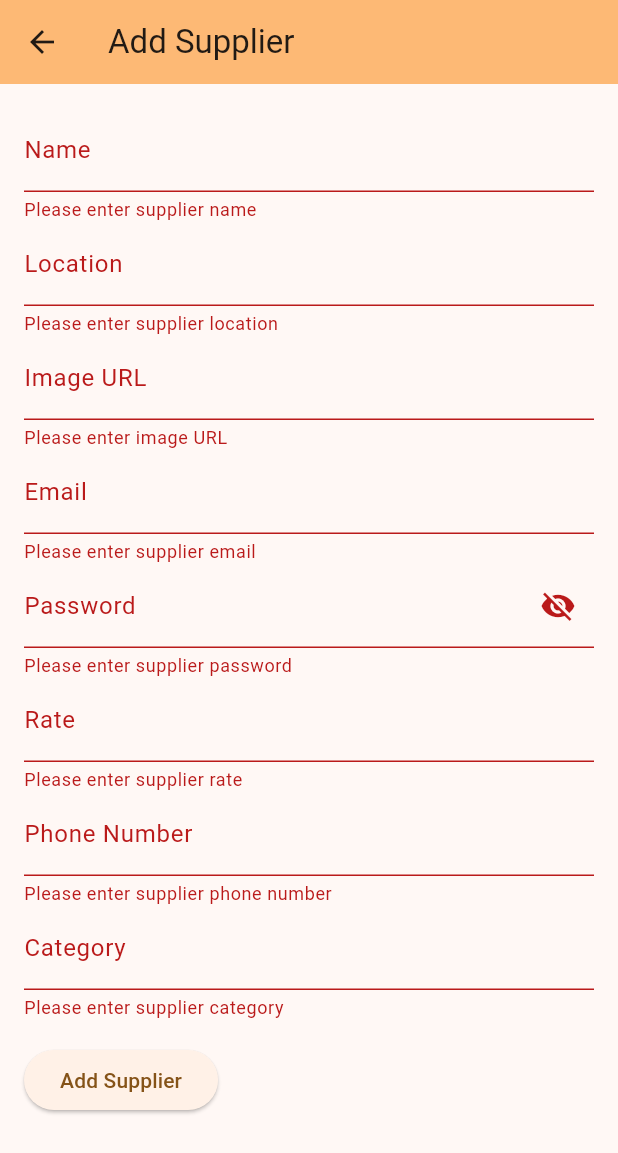
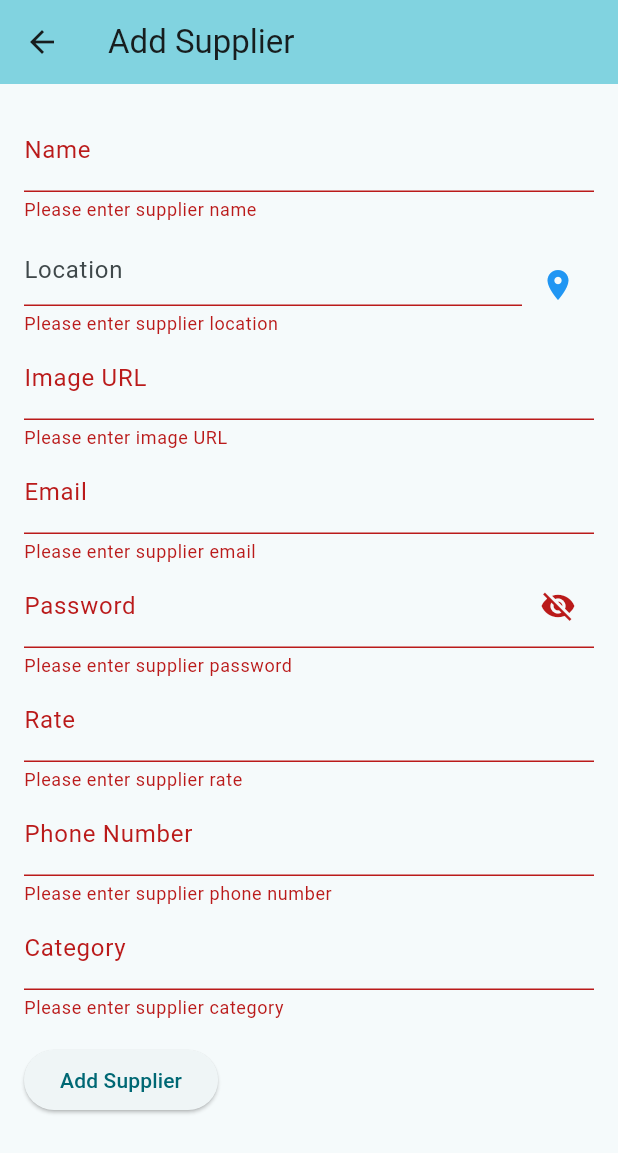
Before and after one commit to fatGubari/order_up_admin, a Flutter app: the AddSupplier screen opened directly, after a tap on "Add Supplier", on a phone screen of 412 x 824 dp. Shown: the top 1153 px of the screen. Run offline on Flutter 3.47's test engine with Material 3 defaults, Android fonts, the phone set to English and light mode, and no system bars; our stand-ins replace geolocator, go_router, shared_preferences; accounts and stored records are empty.

Commit message:
add location for the supplier

```diff
--- a/lib/main.dart
+++ b/lib/main.dart
@@ -60,7 +60,10 @@ class MyApp extends StatelessWidget {
       routeInformationParser: router.routeInformationParser,
       routeInformationProvider: router.routeInformationProvider,
       theme: ThemeData(
-        colorScheme: ColorScheme.fromSeed(seedColor: Colors.orange),
+        colorScheme:
+            ColorScheme.fromSeed(seedColor: Color.fromARGB(0, 17, 161, 177)),
+        iconTheme:
+            IconThemeData(color: const Color.fromARGB(255, 236, 198, 73)),
       ),
     );
   }
--- /dev/null
+++ b/lib/models/location.dart
@@ -0,0 +1,21 @@
+class Location {
+  double latitude;
+  double longitude;
+
+  Location({
+    required this.latitude,
+    required this.longitude,
+  });
+
+  factory Location.fromMap(Map<String, dynamic> map) {
+    return Location(
+        latitude: map["latitude"], longitude: map["longitude"]);
+  }
+
+  @override
+  String toString() {
+    return '$latitude, $longitude';
+  }
+
+  toLowerCase() {}
+}
--- a/lib/pages/dashboard_component/dashboard_card.dart
+++ b/lib/pages/dashboard_component/dashboard_card.dart
@@ -23,8 +23,8 @@ class DashboardCard extends StatelessWidget {
         padding: const EdgeInsets.all(16.0),
         child: Column(
           mainAxisAlignment: MainAxisAlignment.center,
-          children: <Widget>[
-            Icon(icon, size: 48, color: Theme.of(context).colorScheme.inversePrimary,),
+          children: [
+            Icon(icon, size: 48, color: Theme.of(context).iconTheme.color,),
             SizedBox(height: 16),
             Text(
               title,
--- a/lib/pages/supplier_component/add_supplier.dart
+++ b/lib/pages/supplier_component/add_supplier.dart
@@ -1,5 +1,7 @@
 import 'package:flutter/material.dart';
+import 'package:order_up/models/location.dart';
 import 'package:order_up/pages/supplier_component/dialogs_and_validate.dart';
+import 'package:order_up/pages/supplier_component/location_picker.dart';
 import 'package:order_up/provider/auth.dart';
 import 'package:order_up/provider/supplier.dart';
 import 'package:provider/provider.dart';
@@ -22,6 +24,7 @@ class _AddSupplierState extends State<AddSupplier> {
   late TextEditingController _rateController;
   late TextEditingController _phoneController;
   late TextEditingController _categoryController;
+  Location? selectedLocation;
 
   bool _isPasswordVisible = false;
   bool _isLoading = false;
@@ -30,8 +33,7 @@ class _AddSupplierState extends State<AddSupplier> {
   void initState() {
     super.initState();
     _nameController = TextEditingController(text: widget.supplier?.name ?? '');
-    _locationController =
-        TextEditingController(text: widget.supplier?.location ?? '');
+    selectedLocation = widget.supplier?.location;
     _imageController =
         TextEditingController(text: widget.supplier?.image ?? '');
     _emailController =
@@ -78,7 +80,7 @@ class _AddSupplierState extends State<AddSupplier> {
         supplierData = Supplier(
             id: '',
             name: _nameController.text,
-            location: _locationController.text,
+            location: selectedLocation,
             image: _imageController.text,
             email: _emailController.text,
             password: _passwordController.text,
@@ -91,7 +93,7 @@ class _AddSupplierState extends State<AddSupplier> {
         supplierData = Supplier(
             id: widget.supplier!.id,
             name: _nameController.text,
-            location: _locationController.text,
+            location: selectedLocation,
             image: _imageController.text,
             email: _emailController.text,
             password: _passwordController.text,
@@ -152,16 +154,9 @@ class _AddSupplierState extends State<AddSupplier> {
                   return null;
                 },
               ),
-              TextFormField(
-                controller: _locationController,
-                decoration: InputDecoration(labelText: 'Location'),
-                validator: (value) {
-                  if (value == null || value.isEmpty) {
-                    return 'Please enter supplier location';
-                  }
-                  return null;
-                },
-              ),
+              LocationPicker(
+                  setLocation: _setLocation,
+                  selectedLocationMap: selectedLocation),
               TextFormField(
                 controller: _imageController,
                 decoration: InputDecoration(labelText: 'Image URL'),
@@ -264,4 +259,10 @@ class _AddSupplierState extends State<AddSupplier> {
       ),
     );
   }
+
+  void _setLocation(double latitude, double longitude) {
+    setState(() {
+      selectedLocation = Location(latitude: latitude, longitude: longitude);
+    });
+  }
 }
--- /dev/null
+++ b/lib/pages/supplier_component/location_picker.dart
@@ -0,0 +1,98 @@
+import 'package:flutter/material.dart';
+import 'package:geolocator/geolocator.dart';
+import 'package:order_up/models/location.dart';
+
+class LocationPicker extends StatefulWidget {
+  final Location? selectedLocationMap;
+  final void Function(double, double) setLocation;
+  const LocationPicker(
+      {super.key, this.selectedLocationMap, required this.setLocation});
+
+  @override
+  State<LocationPicker> createState() => _LocationPickerState();
+}
+
+class _LocationPickerState extends State<LocationPicker> {
+  Location? _currentLocation;
+  @override
+  Widget build(BuildContext context) {
+    return Column(
+      crossAxisAlignment: CrossAxisAlignment.start,
+      children: [
+        const SizedBox(height: 8),
+        Row(
+          children: [
+            Expanded(
+              child: TextFormField(
+                onTap: _pickLocation,
+                decoration: InputDecoration(
+                  hintText: _currentLocation?.toString() ?? 'Location',
+                ),
+                validator: (value) {
+                  if (value == null || value.isEmpty) {
+                    return 'Please enter supplier location';
+                  }
+                  return null;
+                },
+              ),
+            ),
+            IconButton(
+              onPressed: _pickLocation,
+              icon: const Icon(Icons.location_on),
+              color: Colors.blue,
+            ),
+          ],
+        ),
+      ],
+    );
+  }
+
+  void _pickLocation() async {
+    bool serviceEnabled;
+    LocationPermission permission;
+
+    // Check if location services are enabled
+    serviceEnabled = await Geolocator.isLocationServiceEnabled();
+    if (!serviceEnabled) {
+      _showSnackBar('Location services are disabled.');
+      return;
+    }
+
+    // Check for location permissions
+    permission = await Geolocator.checkPermission();
+    if (permission == LocationPermission.denied) {
+      permission = await Geolocator.requestPermission();
+      if (permission == LocationPermission.denied) {
+        _showSnackBar('Location permissions are denied');
+        return;
+      }
+    }
+
+    if (permission == LocationPermission.deniedForever) {
+      _showSnackBar(
+          'Location permissions are permanently denied, we cannot request permissions.');
+      return;
+    }
+
+    // Fetch the current location
+    Position position = await Geolocator.getCurrentPosition(
+      desiredAccuracy: LocationAccuracy.high,
+    );
+    setState(() {
+      _currentLocation =
+          Location(latitude: position.latitude, longitude: position.longitude);
+    });
+
+    // Here you can save the location to Firebase Realtime Database
+    widget.setLocation(position.latitude, position.longitude);
+  }
+
+  void _showSnackBar(String message) {
+    ScaffoldMessenger.of(context).showSnackBar(
+      SnackBar(
+        content: Text(message),
+        duration: const Duration(seconds: 2),
+      ),
+    );
+  }
+}
--- a/lib/pages/supplier_component/supplier_table.dart
+++ b/lib/pages/supplier_component/supplier_table.dart
@@ -14,7 +14,7 @@ class SupplierTable extends StatelessWidget {
 
     final filteredSuppliers = suppliers.where((supplier) {
       final name = supplier.name.toLowerCase();
-      final location = supplier.location.toLowerCase();
+      final location = supplier.location.toString().toLowerCase();
       final email = supplier.email.toLowerCase();
       final category = supplier.category.toLowerCase();
       return name.contains(searchText.toLowerCase()) ||
@@ -78,7 +78,7 @@ class SupplierTable extends StatelessWidget {
                   cells: [
                     DataCell(Text(filteredSuppliers[index].id.toString())),
                     DataCell(Text(filteredSuppliers[index].name)),
-                    DataCell(Text(filteredSuppliers[index].location)),
+                    DataCell(Text(filteredSuppliers[index].location as String)),
                     DataCell(
                       Padding(
                         padding: EdgeInsets.symmetric(vertical: 3),
--- a/pubspec.yaml
+++ b/pubspec.yaml
@@ -40,6 +40,7 @@ dependencies:
   http: ^1.2.1
   shared_preferences: ^2.2.3
   uuid: ^4.4.2
+  geolocator: ^12.0.0
 
 dev_dependencies:
   flutter_test:
```
Also changed, not shown: lib/pages/login_componenet/login_page.dart (+10 -4 lines), lib/pages/restaurant_component/restaurant_table.dart (+11 -4 lines), lib/provider/supplier.dart (+18 -4 lines), pubspec.lock, 3 other files.
